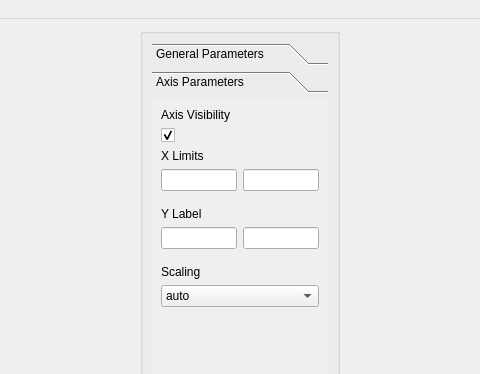
Qt form sciplot/ui/qt5-creator/ui_Plotter.ui (CCampJr/SciPlot-PyQt) before a commit; both pictures show x 374 to 854 and y 0 to 374 of the 1208 by 892 pixel window.
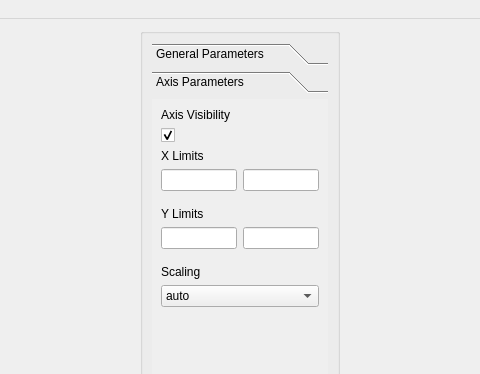
The same form after that commit. The open tabs and pages were chosen to show the change.

Commit message: Corrected label Y Limit

Diff of the .ui file:
```diff
--- a/sciplot/ui/qt5-creator/ui_Plotter.ui
+++ b/sciplot/ui/qt5-creator/ui_Plotter.ui
@@ -205,7 +205,7 @@
              <item>
               <widget class="QLabel" name="label_7">
                <property name="text">
-                <string>Y Label</string>
+                <string>Y Limits</string>
                </property>
               </widget>
              </item>
```
The commit also changes 1 other file.
